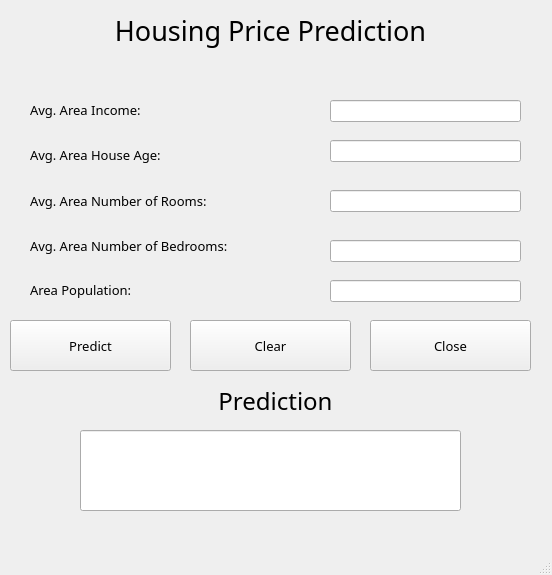
Before: the Qt Designer form HousingPricePrediction/coding_pyqt6/HousingPricePredictionMainWindow.ui in LeeMinNguyeen/ML-in-Business-Analytics, drawn with Qt 5.
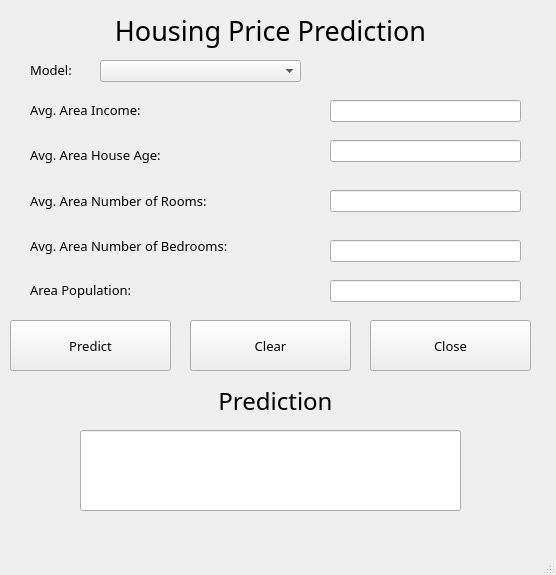
After: the same form once the commit is applied.

The edit to the form file:
```diff
--- a/HousingPricePrediction/coding_pyqt6/HousingPricePredictionMainWindow.ui
+++ b/HousingPricePrediction/coding_pyqt6/HousingPricePredictionMainWindow.ui
@@ -6,7 +6,7 @@
    <rect>
     <x>0</x>
     <y>0</y>
-    <width>552</width>
+    <width>556</width>
     <height>575</height>
    </rect>
   </property>
@@ -279,6 +279,37 @@
      <string>Close</string>
     </property>
    </widget>
+   <widget class="QComboBox" name="comboBoxChooseModel">
+    <property name="geometry">
+     <rect>
+      <x>100</x>
+      <y>60</y>
+      <width>201</width>
+      <height>22</height>
+     </rect>
+    </property>
+   </widget>
+   <widget class="QLabel" name="label_8">
+    <property name="enabled">
+     <bool>true</bool>
+    </property>
+    <property name="geometry">
+     <rect>
+      <x>30</x>
+      <y>50</y>
+      <width>61</width>
+      <height>40</height>
+     </rect>
+    </property>
+    <property name="font">
+     <font>
+      <pointsize>10</pointsize>
+     </font>
+    </property>
+    <property name="text">
+     <string>Model:</string>
+    </property>
+   </widget>
   </widget>
   <widget class="QMenuBar" name="menubar">
    <property name="geometry">
```
Left out of the diff: 2 changed lines with no effect on the pictures.
